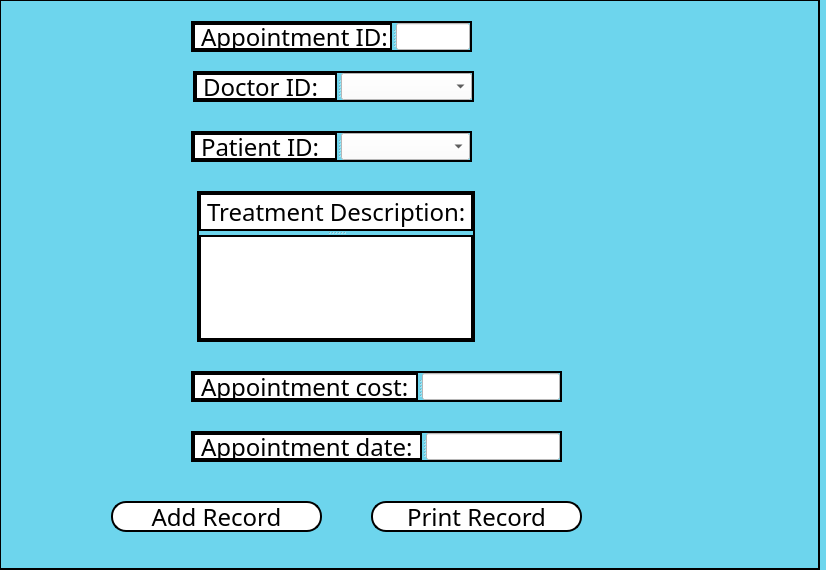
Qt form appointment.ui (Lurothero/KidneyAssociation) before a commit.
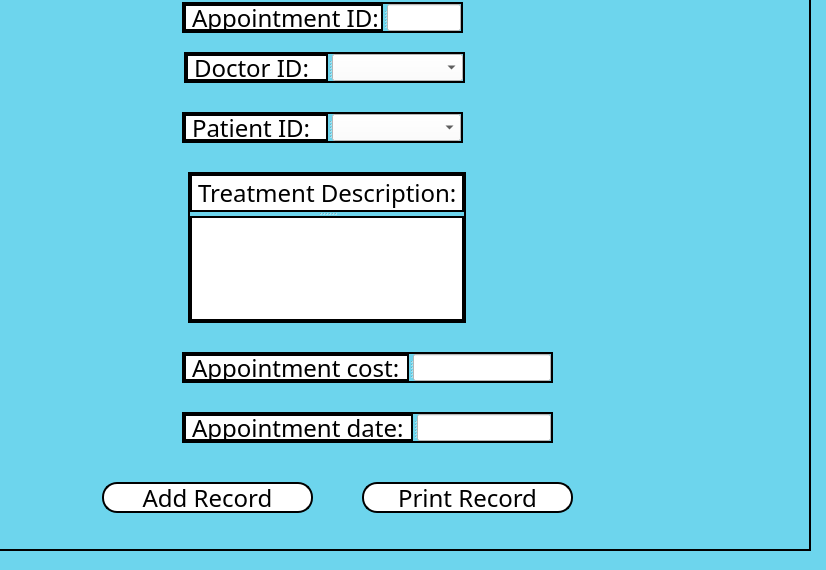
The same form after that commit.

Commit message: appoint Ui is able to load the ids, now to figure out why ntn is added to the db

```diff
--- a/appointment.ui
+++ b/appointment.ui
@@ -63,8 +63,8 @@
   <widget class="QScrollArea" name="scrollArea">
    <property name="geometry">
     <rect>
-     <x>-1</x>
-     <y>-1</y>
+     <x>-10</x>
+     <y>-20</y>
      <width>821</width>
      <height>571</height>
     </rect>
```
Left out of the diff: 24 changed lines with no effect on the pictures. The commit also changes 5 other files.
